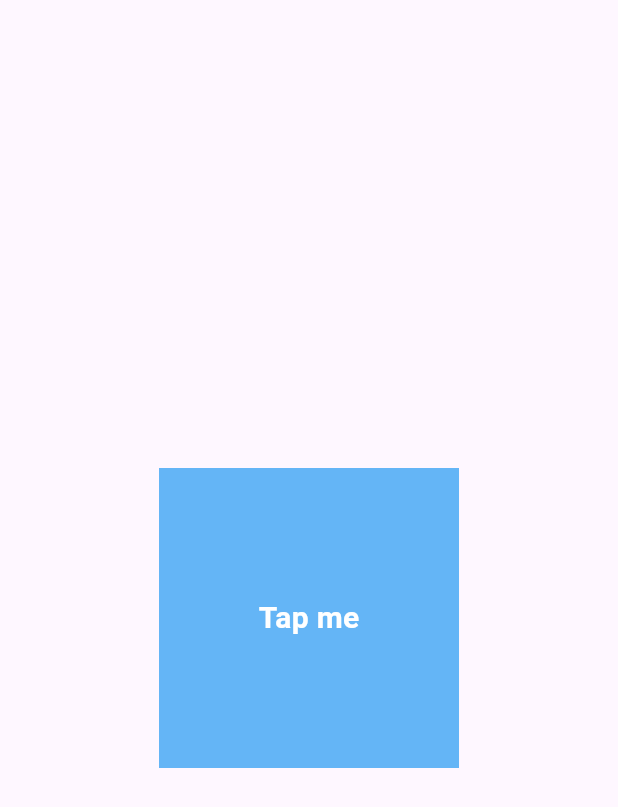
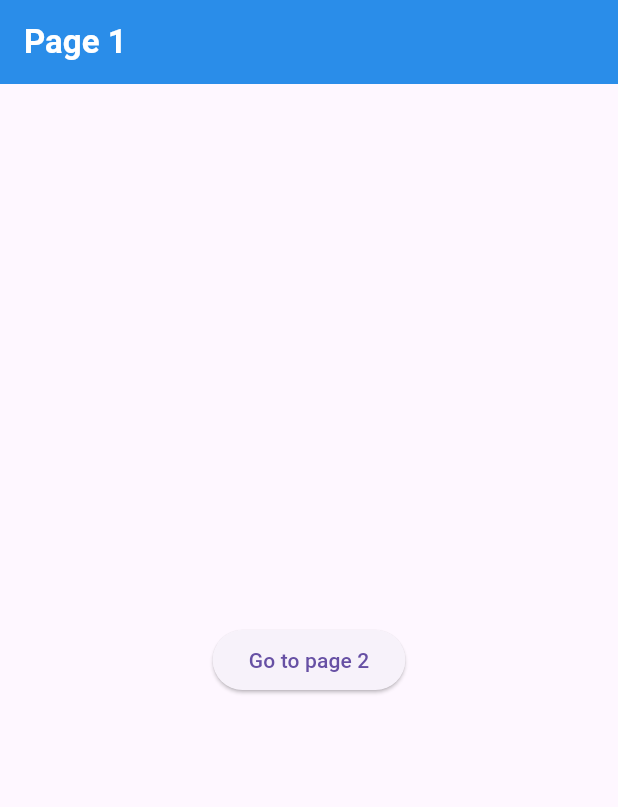
Before and after one commit to Goodvibes74/flutter_application_1, a Flutter app: the screen it shows after launch, on a phone screen of 412 x 824 dp. Shown: the top 807 px of the screen. Run offline on Flutter 3.47's test engine with Material 3 defaults, Android fonts, the phone set to English and light mode, and no system bars.

Commit message:
Navigation1

```diff
--- a/lib/main.dart
+++ b/lib/main.dart
@@ -1,42 +1,24 @@
 // ignore_for_file: must_be_immutable, prefer_const_constructors
 
 import 'package:flutter/material.dart';
+import 'package:flutter_application_1/pages/page_1.dart';
+import 'package:flutter_application_1/pages/page_2.dart';
 
 void main() {
   runApp(MyApp());
 }
 
 class MyApp extends StatelessWidget {
-   MyApp({super.key});
+   const MyApp({super.key});
 
-  List names= ["Jake","Mary", "Joseph"];
-void usertapped(){
-  print("Tapped container!");
-}
   @override
   Widget build(BuildContext context) {
     return MaterialApp(
       debugShowCheckedModeBanner: false,
-      home: Scaffold(
-        backgroundColor: Colors.blueAccent[50],
-        body: Center(
-          child: GestureDetector(
-            onTap: usertapped,
-            child: Container(
-              height: 200,
-              width: 200,
-              color: Colors.blue[300],
-              child: Center(
-                  child:
-                  Text(
-                    "Tap me",
-                    style: TextStyle(color: Colors.white, fontWeight: FontWeight.bold, fontSize: 20),
-                  )
-              ),
-            ),
-          ),
-        ),
-      ),
+      home: Page1(),
+      routes: {
+        '/Page 2' : (context)=>Page2(),
+      },
     );
   }
 }
--- /dev/null
+++ b/lib/pages/page_1.dart
@@ -0,0 +1,39 @@
+import 'package:flutter/material.dart';
+import 'package:flutter_application_1/pages/page_2.dart';
+
+class Page1 extends StatelessWidget{
+  const Page1({super.key});
+
+  @override
+  Widget build(BuildContext context) {
+    return Scaffold(
+      appBar:
+      AppBar(
+        title: Text(
+          "Page 1",
+          style: TextStyle(
+              color: Colors.white,
+              fontWeight: FontWeight.bold
+          ),
+        ),
+        backgroundColor: Colors.blue,
+        elevation: 10,
+      ),
+      body: Center(
+        child:
+        ElevatedButton(
+            child: Text("Go to page 2"),
+            onPressed: (){
+              // navigate to page 2
+              Navigator.push(
+                context,
+                MaterialPageRoute(
+                  builder: (context)=>Page2(),
+                ),
+              );
+            },
+        ),
+      ),
+    );
+  }
+}
```
Also changed, not shown: lib/pages/page_2.dart (added, +12 -0 lines), 1 other file.
